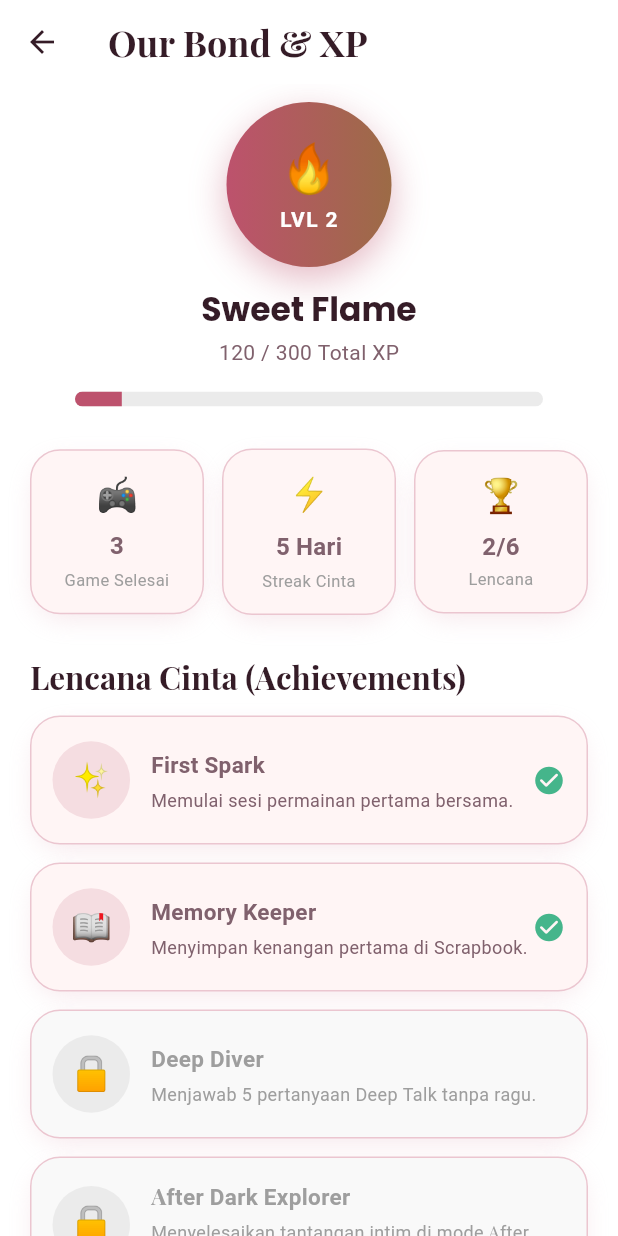
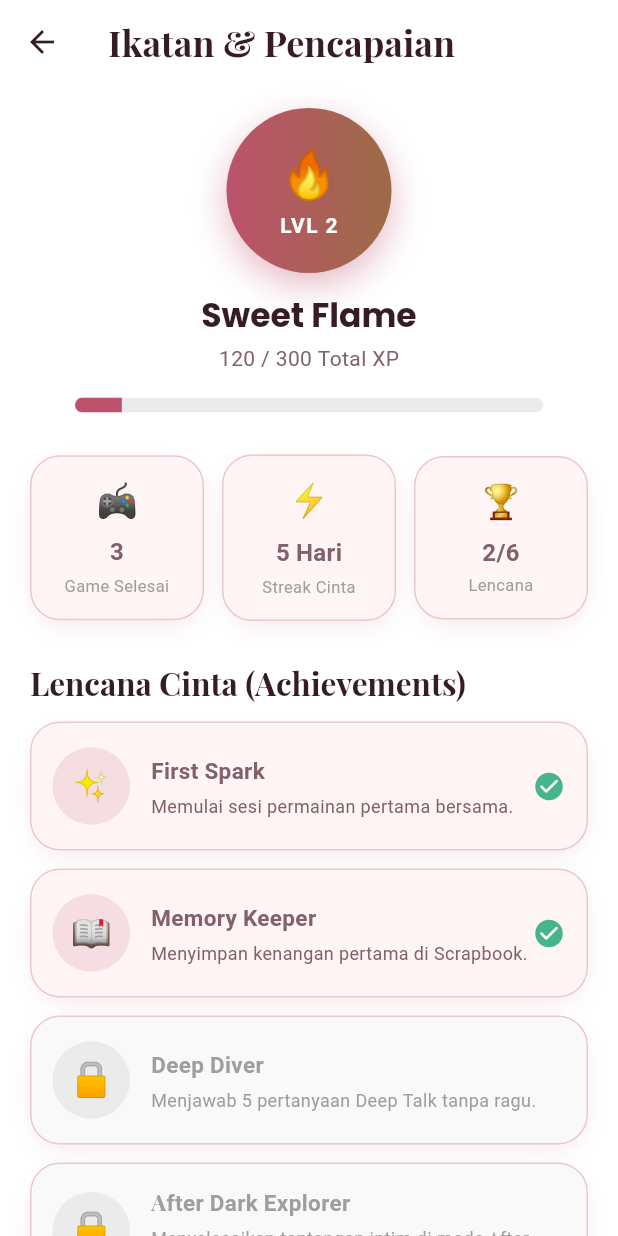
Before and after one commit to itsnotdeon/ignitecougames, a Flutter app: the BondScreen screen opened directly, on a phone screen of 412 x 824 dp. Run offline on Flutter 3.47's test engine with Material 3 defaults, Android fonts, the phone set to English and light mode, and no system bars; our stand-ins replace google_fonts, shared_preferences; accounts and stored records are empty.

Commit message:
Localize and refine relationship progress screen

```diff
--- a/lib/screens/bond/bond_screen.dart
+++ b/lib/screens/bond/bond_screen.dart
@@ -17,11 +17,11 @@ class BondScreen extends StatelessWidget {
     return Scaffold(
       backgroundColor: Colors.transparent,
       appBar: AppBar(
-        title: const Text('Our Bond & XP'),
+        title: const Text('Ikatan & Pencapaian'),
       ),
       body: SafeArea(
         child: ListView(
-          padding: const EdgeInsets.symmetric(horizontal: 20, vertical: 12),
+          padding: const EdgeInsets.fromLTRB(20, 16, 20, 28),
           children: [
             // --- HERO LEVEL BADGE ---
             Center(
```
